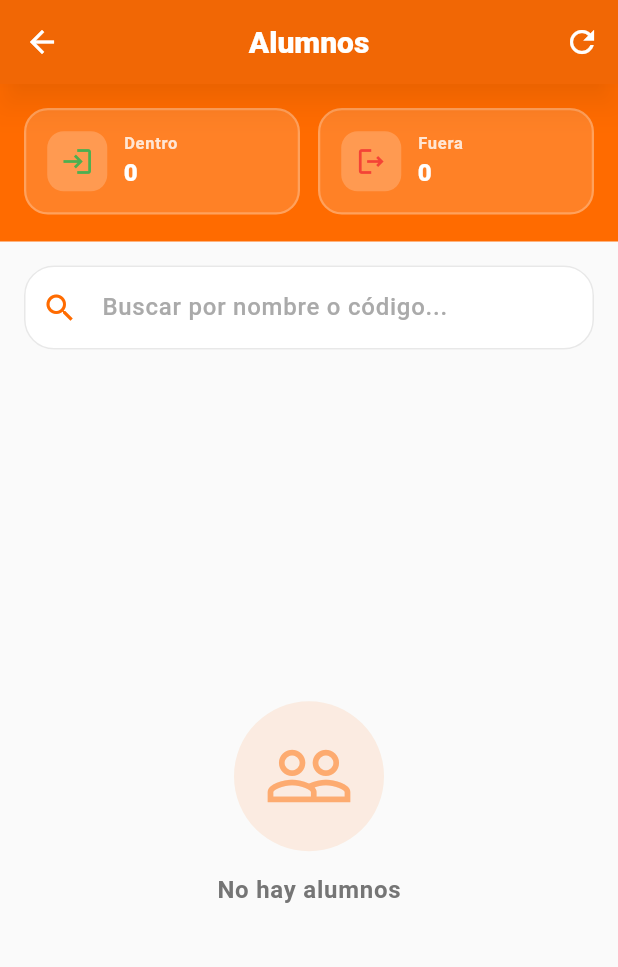
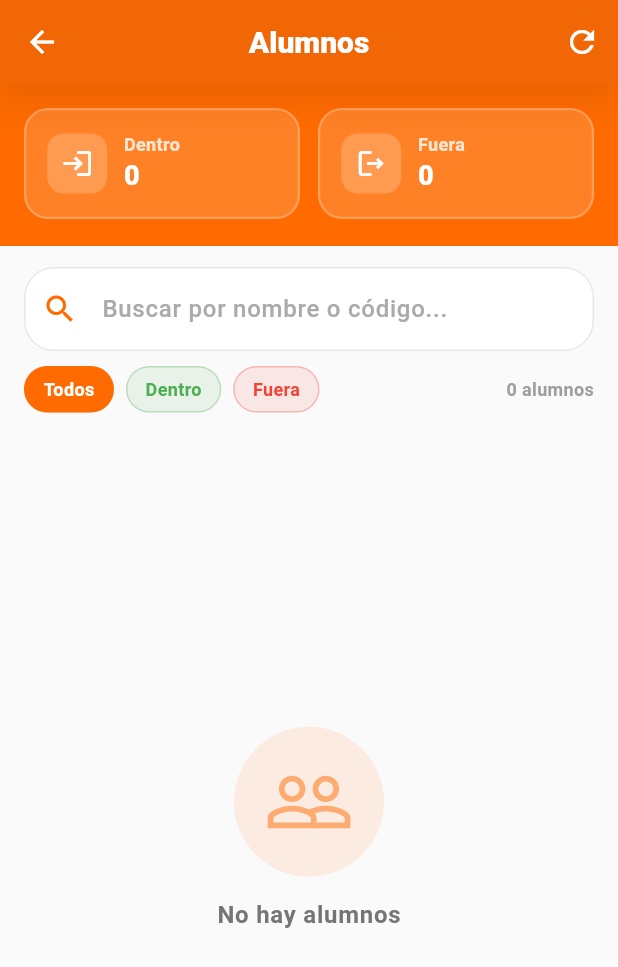
Before and after one commit to Mao-zito/qr-system, a Flutter app: the AdminAlumnosScreen screen opened directly, on a phone screen of 412 x 824 dp. Shown: the top 967 px of the screen. Run offline on Flutter 3.47's test engine with Material 3 defaults, Android fonts, the light colour scheme and no system bars; our stand-ins replace image_picker, qr_flutter, screenshot, share_plus, shared_preferences; accounts and stored records are empty; network calls fail.

Commit message:
filtros por estado en pantalla de alumnos

```diff
--- a/flutter_app/lib/screens/admin_alumnos_screen.dart
+++ b/flutter_app/lib/screens/admin_alumnos_screen.dart
@@ -15,13 +15,14 @@ class AdminAlumnosScreen extends StatefulWidget {
 class _AdminAlumnosScreenState extends State<AdminAlumnosScreen> {
   final _apiService = ApiService();
   List<dynamic> _alumnos = [];
-  List<dynamic> _alumnosFiltrados = [];
   bool _isLoading = true;
   final _busquedaController = TextEditingController();
 
-  static const Color _naranjaVivo = Color(0xFFFF6B00);
+  String? _filtroEstado;
+
+  static const Color _naranjaVivo    = Color(0xFFFF6B00);
   static const Color _naranjaNaranja = Color(0xFFFF8C00);
-  static const Color _blanco = Color(0xFFFAFAFA);
+  static const Color _blanco         = Color(0xFFFAFAFA);
 
   @override
   void initState() {
@@ -40,35 +41,39 @@ class _AdminAlumnosScreenState extends State<AdminAlumnosScreen> {
     final result = await _apiService.obtenerAlumnos();
     if (mounted) {
       setState(() {
-        if (result['success']) {
-          _alumnos = result['data'];
-          _alumnosFiltrados = _alumnos;
-        }
+        if (result['success']) _alumnos = result['data'];
         _isLoading = false;
       });
-
-      if (_busquedaController.text.isNotEmpty) _filtrar();
     }
   }
-  void _filtrar() {
+
+  // ✅ lista filtrada por texto + estado
+  List<dynamic> get _alumnosFiltrados {
     final query = _busquedaController.text.toLowerCase();
-    setState(() {
-      _alumnosFiltrados = _alumnos.where((a) {
-        final nombre = (a['nombre'] ?? '').toLowerCase();
-        final apellido = (a['apellido'] ?? '').toLowerCase();
-        final codigo = (a['codigo_estudiante'] ?? '').toLowerCase();
-        return query.isEmpty ||
+    return _alumnos.where((a) {
+      final nombre   = (a['nombre']            ?? '').toLowerCase();
+      final apellido = (a['apellido']           ?? '').toLowerCase();
+      final codigo   = (a['codigo_estudiante']  ?? '').toLowerCase();
+
+      final coincideTexto = query.isEmpty ||
           nombre.contains(query) ||
           apellido.contains(query) ||
           codigo.contains(query);
+
+      final coincideEstado = _filtroEstado == null ||
+          (_filtroEstado == 'ENTRADA' && a['ultimo_evento'] == 'ENTRADA') ||
+          (_filtroEstado == 'FUERA'   && (a['ultimo_evento'] == 'SALIDA' || a['ultimo_evento'] == null));
+
+      return coincideTexto && coincideEstado;
     }).toList();
-    });
   }
+
+  int get _dentroCount => _alumnos.where((a) => a['ultimo_evento'] == 'ENTRADA').length;
+  int get _fueraCount  => _alumnos.where((a) => a['ultimo_evento'] != 'ENTRADA').length;
 
   @override
   Widget build(BuildContext context) {
-    final dentroCount = _alumnos.where((a) => a['ultimo_evento'] == 'ENTRADA').length;
-    final fueraCount = _alumnos.where((a) => a['ultimo_evento'] == 'SALIDA' || a['ultimo_evento'] == null).length;
+    final lista = _alumnosFiltrados;
 
     return Scaffold(
       backgroundColor: _blanco,
@@ -77,11 +82,7 @@ class _AdminAlumnosScreenState extends State<AdminAlumnosScreen> {
         backgroundColor: _naranjaVivo,
         elevation: 8,
         shadowColor: _naranjaVivo.withOpacity(0.4),
-        titleTextStyle: const TextStyle(
-          fontSize: 20,
-          fontWeight: FontWeight.w900,
-          color: Colors.white,
-        ),
+        titleTextStyle: const TextStyle(fontSize: 20, fontWeight: FontWeight.w900, color: Colors.white),
         actions: [
           IconButton(
             onPressed: _cargarAlumnos,
@@ -91,51 +92,60 @@ class _AdminAlumnosScreenState extends State<AdminAlumnosScreen> {
       ),
       body: Column(
         children: [
-          // Stats
+          // ✅ Stats clickeables
           Container(
             color: _naranjaVivo,
             padding: const EdgeInsets.fromLTRB(16, 16, 16, 18),
             child: Row(
               children: [
-                _buildStatCard(
-                  'Dentro',
-                  '$dentroCount',
-                  Icons.login_outlined,
-                  Colors.green,
+                _buildStatCard('Dentro', '$_dentroCount', Icons.login_outlined,  Colors.green, 'ENTRADA'),
+                const SizedBox(width: 12),
+                _buildStatCard('Fuera',  '$_fueraCount',  Icons.logout_outlined, Colors.red,   'FUERA'),
+              ],
             ),
-                const SizedBox(width: 12),
-                _buildStatCard(
-                  'Fuera',
-                  '$fueraCount',
-                  Icons.logout_outlined,
-                  Colors.red,
+          ),
+
+          // Búsqueda + filtro activo
+          Padding(
+            padding: const EdgeInsets.fromLTRB(16, 14, 16, 0),
+            child: Column(
+              children: [
+                TextField(
+                  controller: _busquedaController,
+                  onChanged: (_) => setState(() {}),
+                  decoration: const InputDecoration(
+                    hintText: 'Buscar por nombre o código...',
+                    prefixIcon: Icon(Icons.search_outlined, color: _naranjaVivo),
+                    prefixIconColor: _naranjaVivo,
+                  ),
+                ),
+                // ✅ chips de filtro
+                const SizedBox(height: 10),
+                Row(
+                  children: [
+                    _buildFiltroChip('Todos',  null),
+                    const SizedBox(width: 8),
+                    _buildFiltroChip('Dentro', 'ENTRADA'),
+                    const SizedBox(width: 8),
+                    _buildFiltroChip('Fuera',  'FUERA'),
+                    const Spacer(),
+                    Text(
+                      '${lista.length} alumno${lista.length != 1 ? 's' : ''}',
+                      style: TextStyle(fontSize: 12, color: Colors.grey.shade500, fontWeight: FontWeight.w600),
+                    ),
+                  ],
                 ),
               ],
             ),
           ),
-
-          // Búsqueda
-          Padding(
-            padding: const EdgeInsets.all(16),
-            child: TextField(
-              controller: _busquedaController,
-              onChanged: (_) => _filtrar(),
-              decoration: InputDecoration(
-                hintText: 'Buscar por nombre o código...',
-                prefixIcon: const Icon(Icons.search_outlined, color: Color(0xFFFF6B00)),
-              ),
-            ),
-          ),
+          const SizedBox(height: 8),
 
           // Lista
           Expanded(
             child: _isLoading
-                ? const Center(
-                    child: CircularProgressIndicator(
-                      valueColor: AlwaysStoppedAnimation<Color>(_naranjaVivo),
-                    ),
-                  )
-                : _alumnosFiltrados.isEmpty
+                ? const Center(child: CircularProgressIndicator(
+                    valueColor: AlwaysStoppedAnimation<Color>(_naranjaVivo)))
+                : lista.isEmpty
                     ? Center(
                         child: Column(
                           mainAxisAlignment: MainAxisAlignment.center,
@@ -146,20 +156,12 @@ class _AdminAlumnosScreenState extends State<AdminAlumnosScreen> {
                                 color: _naranjaVivo.withOpacity(0.1),
                                 shape: BoxShape.circle,
                               ),
-                              child: Icon(
-                                Icons.people_outline,
-                                size: 60,
-                                color: _naranjaVivo.withOpacity(0.5),
-                              ),
+                              child: Icon(Icons.people_outline, size: 60, color: _naranjaVivo.withOpacity(0.5)),
                             ),
                             const SizedBox(height: 14),
-                            Text(
-                              'No hay alumnos',
+                            Text('No hay alumnos',
                                 style: Theme.of(context).textTheme.bodyLarge?.copyWith(
-                                    color: Colors.grey.shade600,
-                                    fontWeight: FontWeight.w600,
-                                  ),
-                            ),
+                                    color: Colors.grey.shade600, fontWeight: FontWeight.w600)),
                           ],
                         ),
                       )
@@ -167,22 +169,16 @@ class _AdminAlumnosScreenState extends State<AdminAlumnosScreen> {
                         onRefresh: _cargarAlumnos,
                         color: _naranjaVivo,
                         child: ListView.builder(
-                          padding: const EdgeInsets.symmetric(horizontal: 14, vertical: 8),
-                          itemCount: _alumnosFiltrados.length,
+                          padding: const EdgeInsets.fromLTRB(14, 8, 14, 24),
+                          itemCount: lista.length,
                           itemBuilder: (context, index) {
-                            final a = _alumnosFiltrados[index];
+                            final a = lista[index];
                             final nombreCompleto = '${a['nombre'] ?? ''} ${a['apellido'] ?? ''}'.trim();
                             final estaAdentro = a['ultimo_evento'] == 'ENTRADA';
                             final sinRegistro = a['ultimo_evento'] == null;
-
                             return Padding(
                               padding: const EdgeInsets.only(bottom: 12),
-                              child: _buildAlumnoCard(
-                                a,
-                                nombreCompleto,
-                                estaAdentro,
-                                sinRegistro,
-                              ),
+                              child: _buildAlumnoCard(a, nombreCompleto, estaAdentro, sinRegistro),
                             );
                           },
                         ),
@@ -193,92 +189,103 @@ class _AdminAlumnosScreenState extends State<AdminAlumnosScreen> {
     );
   }
 
-  Widget _buildStatCard(String label, String valor, IconData icon, Color accentColor) {
+  // ✅ stat card clickeable
+  Widget _buildStatCard(String label, String valor, IconData icon, Color accentColor, String filtroValor) {
+    final activo = _filtroEstado == filtroValor;
     return Expanded(
+      child: GestureDetector(
+        onTap: () => setState(() =>
+            _filtroEstado = _filtroEstado == filtroValor ? null : filtroValor),
         child: Container(
           padding: const EdgeInsets.all(14),
           decoration: BoxDecoration(
-          color: Colors.white.withOpacity(0.15),
+            color: activo ? Colors.white : Colors.white.withOpacity(0.15),
             borderRadius: BorderRadius.circular(16),
-          border: Border.all(color: Colors.white.withOpacity(0.25), width: 1.5),
+            border: Border.all(
+              color: activo ? accentColor : Colors.white.withOpacity(0.25),
+              width: activo ? 2 : 1.5,
+            ),
           ),
           child: Row(
             children: [
               Container(
                 padding: const EdgeInsets.all(9),
                 decoration: BoxDecoration(
-                color: Colors.white.withOpacity(0.2),
+                  color: activo ? accentColor.withOpacity(0.15) : Colors.white.withOpacity(0.2),
                   borderRadius: BorderRadius.circular(11),
                 ),
-              child: Icon(icon, color: accentColor, size: 22),
+                child: Icon(icon, color: activo ? accentColor : Colors.white, size: 22),
               ),
               const SizedBox(width: 11),
               Column(
                 crossAxisAlignment: CrossAxisAlignment.start,
                 children: [
-                Text(
-                  label,
-                  style: Theme.of(context).textTheme.labelSmall?.copyWith(
-                        color: Colors.white.withOpacity(0.8),
+                  Text(label,
+                      style: TextStyle(
+                        color: activo ? Colors.grey.shade600 : Colors.white.withOpacity(0.8),
                         fontWeight: FontWeight.w600,
-                      ),
-                ),
-                Text(
-                  valor,
-                  style: Theme.of(context).textTheme.titleMedium?.copyWith(
-                        color: Colors.white,
+                        fontSize: 12,
+                      )),
+                  Text(valor,
+                      style: TextStyle(
+                        color: activo ? accentColor : Colors.white,
                         fontWeight: FontWeight.w800,
-                      ),
-                ),
+                        fontSize: 18,
+                      )),
                 ],
               ),
             ],
           ),
         ),
+      ),
     );
   }
 
-  Widget _buildAlumnoCard(
-    dynamic alumno,
-    String nombreCompleto,
-    bool estaAdentro,
-    bool sinRegistro,
-  ) {
+  Widget _buildFiltroChip(String label, String? valor) {
+    final activo = _filtroEstado == valor;
+    final color  = valor == null ? _naranjaVivo
+        : valor == 'ENTRADA' ? Colors.green
+        : Colors.red;
+
+    return GestureDetector(
+      onTap: () => setState(() => _filtroEstado = valor),
+      child: Container(
+        padding: const EdgeInsets.symmetric(horizontal: 12, vertical: 6),
+        decoration: BoxDecoration(
+          color: activo ? color : color.withOpacity(0.1),
+          borderRadius: BorderRadius.circular(20),
+          border: Border.all(color: color.withOpacity(0.3)),
+        ),
+        child: Text(label,
+            style: TextStyle(
+              fontSize: 12,
+              fontWeight: FontWeight.w700,
+              color: activo ? Colors.white : color,
+            )),
+      ),
+    );
+  }
+
+  Widget _buildAlumnoCard(dynamic alumno, String nombreCompleto, bool estaAdentro, bool sinRegistro) {
     return Container(
       decoration: BoxDecoration(
         borderRadius: BorderRadius.circular(20),
         color: Colors.white,
-        border: Border.all(
-          color: const Color(0xFFE8E8E8),
-          width: 1.5,
-        ),
-        boxShadow: [
-          BoxShadow(
-            color: Colors.black.withOpacity(0.04),
-            blurRadius: 12,
-            spreadRadius: 2,
-          ),
-        ],
+        border: Border.all(color: const Color(0xFFE8E8E8), width: 1.5),
+        boxShadow: [BoxShadow(color: Colors.black.withOpacity(0.04), blurRadius: 12, spreadRadius: 2)],
       ),
       child: Material(
         color: Colors.transparent,
         child: InkWell(
-          onTap: () {
-            Navigator.push(
-              context,
-              MaterialPageRoute(
-                builder: (context) => AdminDetalleAlumnoScreen(alumno: alumno),
-              ),
-            );
-          },
+          onTap: () => Navigator.push(context,
+              MaterialPageRoute(builder: (context) => AdminDetalleAlumnoScreen(alumno: alumno))),
           borderRadius: BorderRadius.circular(20),
           child: Padding(
             padding: const EdgeInsets.symmetric(horizontal: 14, vertical: 14),
             child: Row(
               children: [
                 Container(
-                  width: 56,
-                  height: 56,
+                  width: 56, height: 56,
                   decoration: BoxDecoration(
                     shape: BoxShape.circle,
                     gradient: LinearGradient(
@@ -292,22 +299,14 @@ class _AdminAlumnosScreenState extends State<AdminAlumnosScreen> {
                   child: CircleAvatar(
                     backgroundColor: Colors.transparent,
                     backgroundImage: alumno['foto_perfil'] != null
-                        ? MemoryImage(base64Decode(alumno['foto_perfil']))
-                        : null,
+                        ? MemoryImage(base64Decode(alumno['foto_perfil'])) : null,
                     child: alumno['foto_perfil'] == null
                         ? Icon(
-                            sinRegistro
-                                ? Icons.person_outline
-                                : estaAdentro
-                                    ? Icons.login_outlined
-                                    : Icons.logout_outlined,
-                            color: sinRegistro
-                                ? Colors.grey.shade700
-                                : estaAdentro
-                                    ? Colors.green.shade700
-                                    : Colors.red.shade700,
-                            size: 28,
-                          )
+                            sinRegistro ? Icons.person_outline
+                                : estaAdentro ? Icons.login_outlined : Icons.logout_outlined,
+                            color: sinRegistro ? Colors.grey.shade700
+                                : estaAdentro ? Colors.green.shade700 : Colors.red.shade700,
+                            size: 28)
                         : null,
                   ),
                 ),
@@ -316,50 +315,30 @@ class _AdminAlumnosScreenState extends State<AdminAlumnosScreen> {
                   child: Column(
                     crossAxisAlignment: CrossAxisAlignment.start,
                     children: [
-                      Text(
-                        nombreCompleto,
+                      Text(nombreCompleto,
                           style: Theme.of(context).textTheme.titleMedium?.copyWith(
-                              fontWeight: FontWeight.w700,
-                              color: const Color(0xFF1F1F1F),
-                            ),
-                        maxLines: 1,
-                        overflow: TextOverflow.ellipsis,
-                      ),
+                              fontWeight: FontWeight.w700, color: const Color(0xFF1F1F1F)),
+                          maxLines: 1, overflow: TextOverflow.ellipsis),
                       const SizedBox(height: 4),
-                      Text(
-                        '🎓 ${alumno['codigo_estudiante'] ?? 'Sin código'}',
+                      Text('🎓 ${alumno['codigo_estudiante'] ?? 'Sin código'}',
                           style: Theme.of(context).textTheme.bodySmall?.copyWith(
-                              color: Colors.grey.shade600,
-                              fontWeight: FontWeight.w400,
-                            ),
-                        maxLines: 1,
-                        overflow: TextOverflow.ellipsis,
-                      ),
+                              color: Colors.grey.shade600, fontWeight: FontWeight.w400),
+                          maxLines: 1, overflow: TextOverflow.ellipsis),
                       const SizedBox(height: 5),
                       Container(
                         padding: const EdgeInsets.symmetric(horizontal: 10, vertical: 4),
                         decoration: BoxDecoration(
-                          color: sinRegistro
-                              ? Colors.grey.withOpacity(0.15)
-                              : estaAdentro
-                                  ? Colors.green.withOpacity(0.15)
+                          color: sinRegistro ? Colors.grey.withOpacity(0.15)
+                              : estaAdentro ? Colors.green.withOpacity(0.15)
                               : Colors.red.withOpacity(0.15),
                           borderRadius: BorderRadius.circular(8),
                         ),
                         child: Text(
-                          sinRegistro
-                              ? 'Sin registros'
-                              : estaAdentro
-                                  ? 'Dentro'
-                                  : 'Fuera',
+                          sinRegistro ? 'Sin registros' : estaAdentro ? 'Dentro' : 'Fuera',
                           style: TextStyle(
-                            fontSize: 11,
-                            fontWeight: FontWeight.w700,
-                            color: sinRegistro
-                                ? Colors.grey.shade700
-                                : estaAdentro
-                                    ? Colors.green.shade700
-                                    : Colors.red.shade700,
+                            fontSize: 11, fontWeight: FontWeight.w700,
+                            color: sinRegistro ? Colors.grey.shade700
+                                : estaAdentro ? Colors.green.shade700 : Colors.red.shade700,
                           ),
                         ),
                       ),
@@ -367,11 +346,7 @@ class _AdminAlumnosScreenState extends State<AdminAlumnosScreen> {
                   ),
                 ),
                 const SizedBox(width: 8),
-                Icon(
-                  Icons.arrow_forward_ios,
-                  size: 16,
-                  color: _naranjaVivo.withOpacity(0.4),
-                ),
+                Icon(Icons.arrow_forward_ios, size: 16, color: _naranjaVivo.withOpacity(0.4)),
               ],
             ),
           ),
```
Lines whose indentation alone changed are shown as unchanged.
